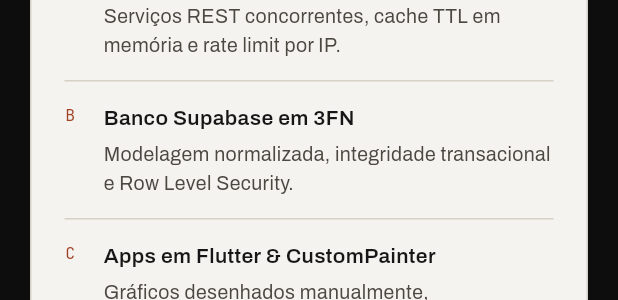
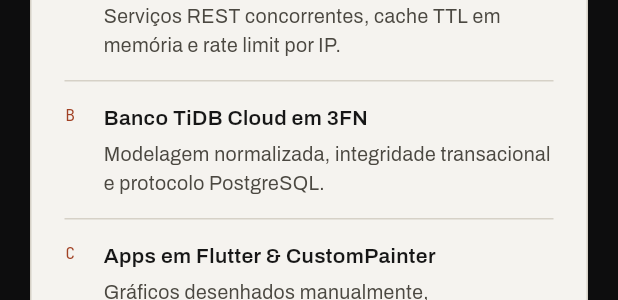
Before and after one commit to hikarilucky79/prodifolio, a Flutter app: the _AnimatedTimeline widget shown alone on an empty page, opened directly with empty values, on a phone screen of 412 x 824 dp. Shown: the part 400-700 px from the top of the screen. Run offline on Flutter 3.47's test engine with Material 3 defaults, Android fonts, the phone set to English and light mode, and no system bars; our stand-ins replace flutter_riverpod, material_ui.

Commit message:
feat: update portfolio UI copy and web metadata for TiDB Cloud

```diff
--- a/app/lib/presentation/providers/portfolio_providers.dart
+++ b/app/lib/presentation/providers/portfolio_providers.dart
@@ -93,7 +93,7 @@ final aboutTimelineProvider = FutureProvider<List<TimelineMilestone>>((ref) asyn
       subtitle: 'Arquitetura limpa e modelagem relacional',
       highlights: [
         'Cache TTL em memória, rate limiting por IP e logs estruturados em Go',
-        'Banco PostgreSQL/Supabase em 3FN com RLS e APIs FastAPI + MySQL 8',
+        'Banco TiDB Cloud (PostgreSQL) em 3FN e APIs FastAPI + MySQL 8',
       ],
     ),
     const TimelineMilestone(
--- a/app/lib/presentation/screens/about_screen.dart
+++ b/app/lib/presentation/screens/about_screen.dart
@@ -89,8 +89,8 @@ class _AnimatedTimelineState extends State<_AnimatedTimeline>
               ),
               const _PracticeNote(
                 index: 'B',
-                title: 'Banco Supabase em 3FN',
-                body: 'Modelagem normalizada, integridade transacional e Row Level Security.',
+                title: 'Banco TiDB Cloud em 3FN',
+                body: 'Modelagem normalizada, integridade transacional e protocolo PostgreSQL.',
               ),
               const _PracticeNote(
                 index: 'C',
```
Also changed, not shown: 4 other files.
